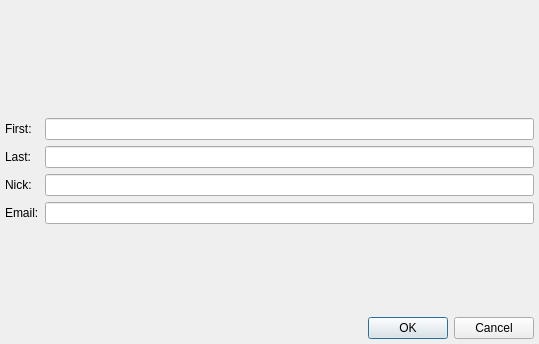
Before: the Qt Designer form Vacuum/trunk/src/plugins/JabberSearch/searchdialog.ui in vacuum-im/vacuum-im, drawn with Qt 5.
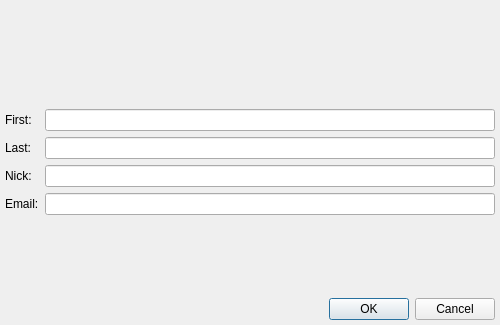
After: the same form once the commit is applied.

```diff
--- a/Vacuum/trunk/src/plugins/JabberSearch/searchdialog.ui
+++ b/Vacuum/trunk/src/plugins/JabberSearch/searchdialog.ui
@@ -5,8 +5,8 @@
    <rect>
     <x>0</x>
     <y>0</y>
-    <width>539</width>
-    <height>344</height>
+    <width>500</width>
+    <height>325</height>
    </rect>
   </property>
   <property name="windowTitle" >
```
